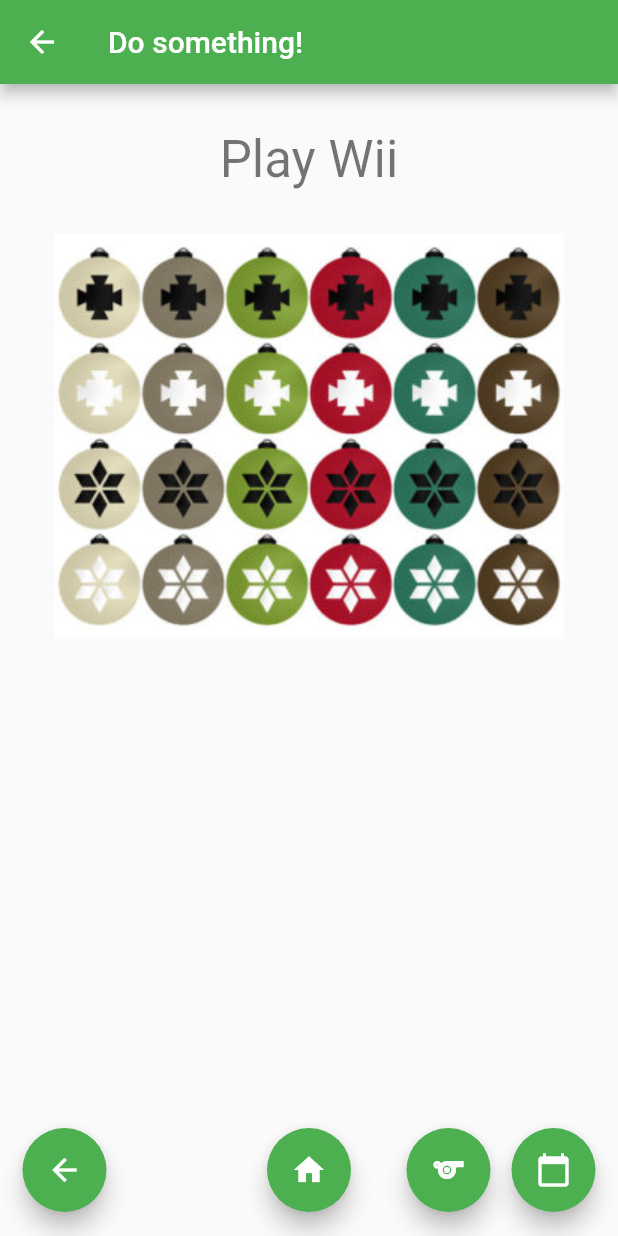
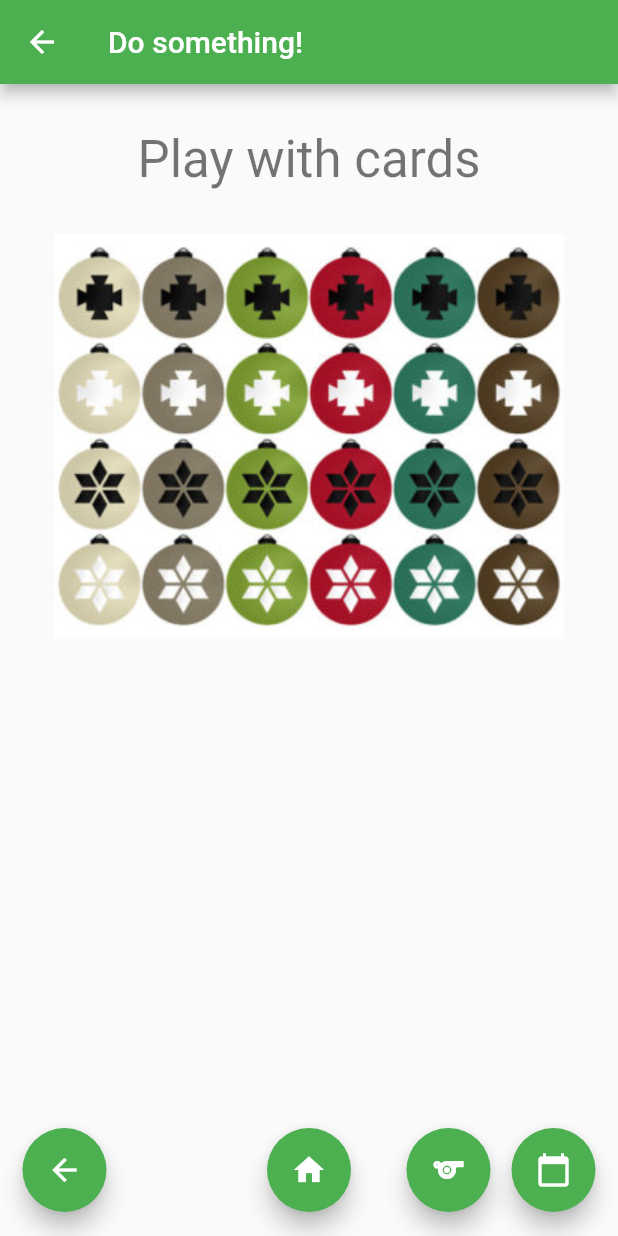
Before and after one commit to jaronimot/jaronimot.github.io, a Flutter app: the PlayPage screen opened by its route, on a phone screen of 412 x 824 dp. Run offline on Flutter 3.47's test engine with Material 2 defaults, Android fonts, the phone set to English and light mode, and no system bars.

Commit message:
some new activites

```diff
--- a/lib/main.dart
+++ b/lib/main.dart
@@ -313,7 +313,7 @@
     "Ride bikes",
     "Go for a walk",
     "Go to the track",
-    "Play with air fort",
+    "Play with the air fort",
     "Play with slime",
     "Play toss the dounts",
     "Make a fire",
@@ -322,6 +322,11 @@
     "Play with jump rope",
     "Go to park",
     "Play with MagTiles",
+    "Play with cards",
+    "Read some books",
+    "Pester your parents",
+    "Picnic outside",
+    "Play at Abigail's house",
   ];
   String url = "";
 
```
